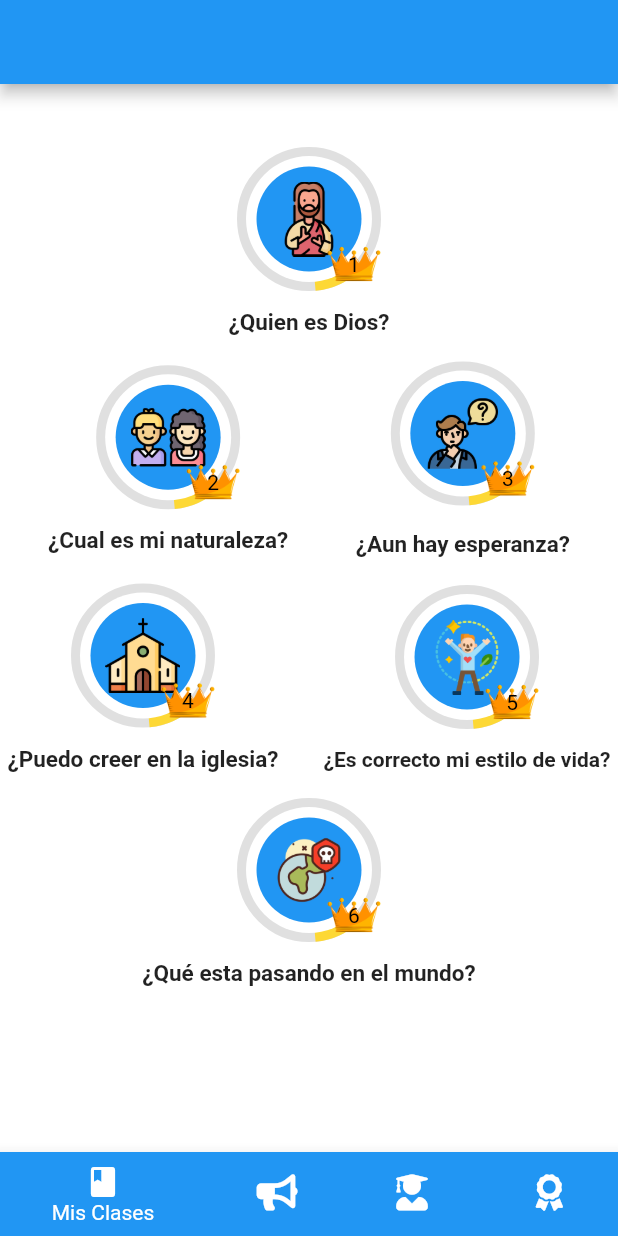
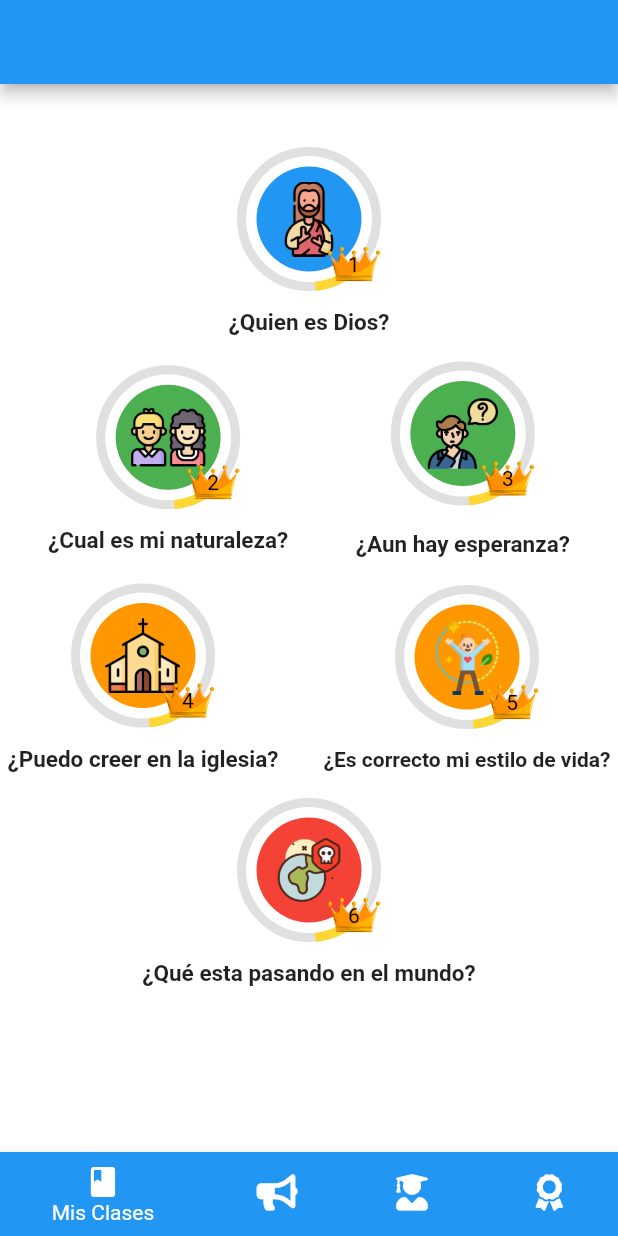
Before and after one commit to Darkmoon75/7Factor, a Flutter app: the DoctrinaTres screen opened directly, after a tap on the "arrow back" icon, on a phone screen of 412 x 824 dp. Run offline on Flutter 3.47's test engine with Material 2 defaults, Android fonts, the phone set to English and light mode, and no system bars; our stand-ins replace firebase_auth, flare_flutter, flutter_slidable, font_awesome_flutter, google_fonts, google_sign_in; missing offline and left inert: flare_dart; accounts and stored records are empty.

Commit message:
Progreso en Diseño de Clases

```diff
--- a/lib/src/clases.dart
+++ b/lib/src/clases.dart
@@ -151,7 +151,7 @@ class _ClasesState extends State<Clases> {
                                       height: 50,
                                     ),
                                     radius: 35,
-                                    backgroundColor: Colors.blue,
+                                    backgroundColor: Colors.green,
                                   ),
                                 )
                               ],
@@ -227,7 +227,7 @@ class _ClasesState extends State<Clases> {
                                       height: 50,
                                     ),
                                     radius: 35,
-                                    backgroundColor: Colors.blue,
+                                    backgroundColor: Colors.green,
                                   ),
                                 )
                               ],
@@ -307,7 +307,7 @@ class _ClasesState extends State<Clases> {
                                       height: 50,
                                     ),
                                     radius: 35,
-                                    backgroundColor: Colors.blue,
+                                    backgroundColor: Colors.orange,
                                   ),
                                 )
                               ],
@@ -383,7 +383,7 @@ class _ClasesState extends State<Clases> {
                                       height: 50,
                                     ),
                                     radius: 35,
-                                    backgroundColor: Colors.blue,
+                                    backgroundColor: Colors.orange,
                                   ),
                                 )
                               ],
@@ -460,7 +460,7 @@ class _ClasesState extends State<Clases> {
                                   height: 50,
                                 ),
                                 radius: 35,
-                                backgroundColor: Colors.blue,
+                                backgroundColor: Colors.red,
                               ),
                             )
                           ],
--- a/lib/src/clases/doctrinaTres.dart
+++ b/lib/src/clases/doctrinaTres.dart
@@ -79,11 +79,11 @@ class _DoctrinaTresState extends State<DoctrinaTres> {
                   SizedBox(
                     height: 20,
                   ),
-                  Image.asset('images/padre.jpg'),
+                  Image.asset('images/abrazo.jpg'),
                   Container(
                       padding: EdgeInsets.all(10),
                       child: Text(
-                        "Dios Padre",
+                        "¿Puedo experimentar la salvacion?",
                         style: TextStyle(
                           color: Colors.black,
                           fontSize: 20,
@@ -92,7 +92,7 @@ class _DoctrinaTresState extends State<DoctrinaTres> {
                         textAlign: TextAlign.center,
                       )),
                   Text(
-                      "Dios, el Padre Eterno es el Creador, Originador, Sustentador y Soberano de toda la creación. Es justo y santo, misericordioso y clemente, tardo en airarse y abundante en amor y fidelidad. Las cualidades y las facultades del Padre se manifiestan también en el Hijo y en el Espíritu Santo."),
+                      "Con amor y misericordia infinitos Dios hizo que Cristo, que no conoció pecado, fuera hecho pecado por nosotros, para que nosotros pudiésemos ser hechos justicia de Dios en él. Guiados por el Espíritu Santo sentimos nuestra necesi­dad, reconocemos nuestra pecaminosidad, nos arrepentimos de nuestras transgresiones, y ejercemos fe en Jesús como Señor y Cristo, como sustituto y ejemplo. Esta fe que acepta la salvación nos llega por medio del poder divino de la Palabra y es un don de la gracia de Dios. Mediante Cristo somos justifi­cados, adoptados como hijos e hijas de Dios y librados del dominio del pecado. Por medio del Espíritu nacemos de nuevo y somos santificados; el Espíritu renueva nuestras mentes, graba la ley de amor de Dios en nuestros corazones y nos da poder para vivir una vida santa. Al permanecer en él somos participantes de la naturaleza divina y tenemos la seguridad de la salvación ahora y en ocasión del juicio."),
                 ],
               ))
         ],
```
Also changed, not shown: lib/src/clases/doctrinaCinco.dart (+20 -0 lines), lib/src/clases/doctrinaCuatro.dart (+20 -0 lines), lib/src/clases/doctrinaSeis.dart (+20 -0 lines), images/abrazo.jpg (added).
